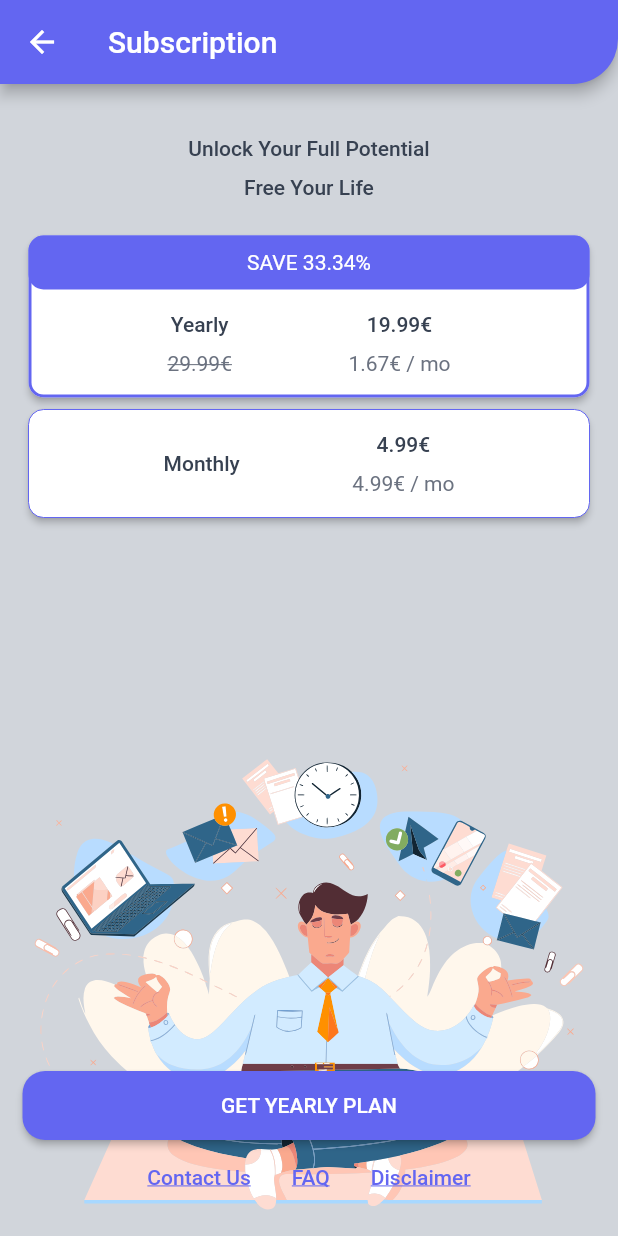
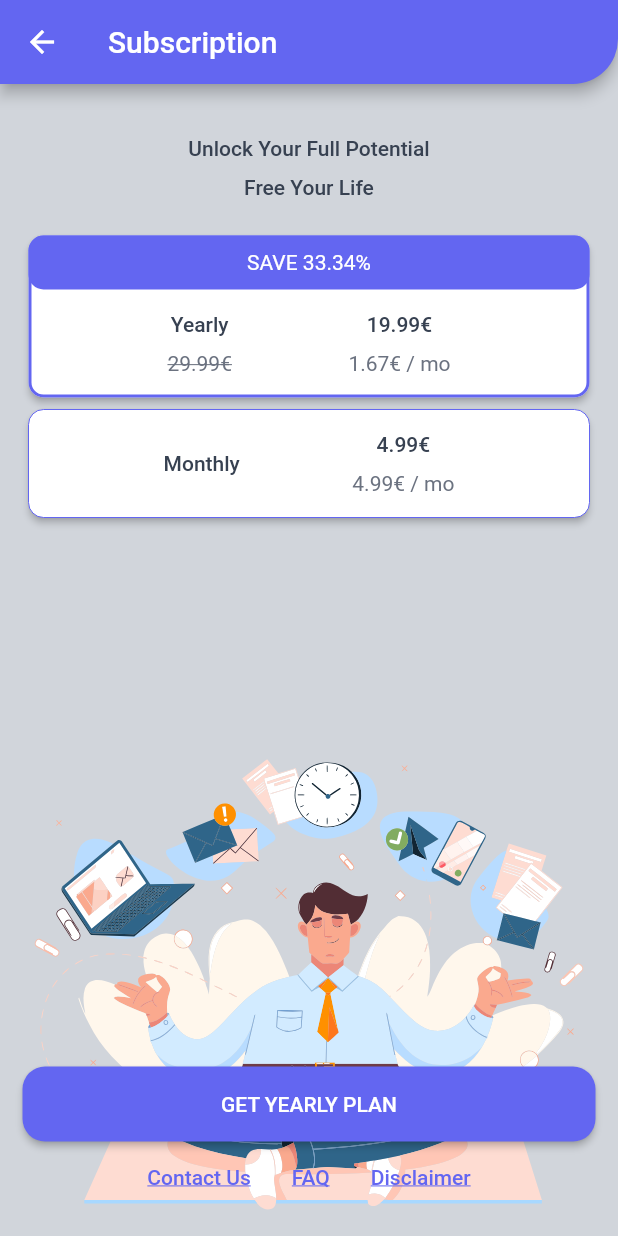
Before and after one commit to gilz688/test_task, a Flutter app: the screen it shows after launch, on a phone screen of 412 x 824 dp. Run offline on Flutter 3.47's test engine with Material 2 defaults, Android fonts, the phone set to English and light mode, and no system bars; our stand-ins replace easy_localization, flutter_svg; missing offline and left inert: flutter_displaymode.

Commit message:
implemented localization in german

```diff
--- a/lib/model/repository/static_subscription_plan_repo.dart
+++ b/lib/model/repository/static_subscription_plan_repo.dart
@@ -5,8 +5,8 @@
   @override
   Future<List<SubscriptionPlan>> fetchSubscriptionPlans() async {
     return [
-      SubscriptionPlan("Yearly", 19.99, 12, 29.99),
-      SubscriptionPlan("Monthly", 4.99, 1),
+      SubscriptionPlan("yearly", 19.99, 12, 29.99),
+      SubscriptionPlan("monthly", 4.99, 1),
     ];
   }
 }
--- a/lib/view/config/theme.dart
+++ b/lib/view/config/theme.dart
@@ -85,6 +85,13 @@
         color: textSwatch.shade500,
       ),
     ),
+    elevatedButtonTheme: ElevatedButtonThemeData(
+        style: ElevatedButton.styleFrom(
+      minimumSize: const Size(double.infinity, 50),
+      shape: RoundedRectangleBorder(
+        borderRadius: BorderRadius.circular(15.0),
+      ),
+    )),
   );
 
   static final darkTheme = lightTheme.copyWith(
--- a/lib/view/screens/subscription_screen.dart
+++ b/lib/view/screens/subscription_screen.dart
@@ -3,10 +3,10 @@
 import 'package:flutter/material.dart';
 import 'package:flutter_svg/flutter_svg.dart';
 import 'package:test_task/view/widgets/base_container.dart';
+import 'package:test_task/view/widgets/hyperlink.dart';
 import 'package:test_task/view/widgets/plan_widget.dart';
 import 'package:provider/provider.dart';
 import 'package:test_task/view_model/subscription_view_model.dart';
-import 'package:url_launcher/url_launcher.dart';
 
 class SubscriptionScreen extends StatefulWidget {
   const SubscriptionScreen({Key? key, required this.title}) : super(key: key);
@@ -51,10 +51,6 @@
     var selectedItem = provider.plan;
     var list = provider.plans;
     list ??= [];
-    var subscribeLabel = (selectedItem != null)
-        ? "GET ${selectedItem.name.toUpperCase()} PLAN"
-        : "GET PLAN";
-    VoidCallback? subscribeAction = (selectedItem != null) ? () {} : null;
 
     return BaseContainer(
       title: tr('subscription_screen_title'),
@@ -84,6 +80,7 @@
               style: Theme.of(context).textTheme.bodyText1,
             ),
             const SizedBox(height: 20),
+
             // List of Available Subscription Plans
             Expanded(
                 child: ListView.builder(
@@ -107,21 +104,14 @@
                 );
               },
             )),
+
             // Subscribe Button
-            SizedBox(
-              width: double.infinity,
-              child: ElevatedButton(
-                  onPressed: subscribeAction,
-                  child: Padding(
-                    padding: const EdgeInsets.all(15.0),
-                    child: Text(subscribeLabel),
-                  ),
-                  style: ElevatedButton.styleFrom(
-                    shape: RoundedRectangleBorder(
-                      borderRadius: BorderRadius.circular(15.0),
-                    ),
-                  )),
-            ),
+            ElevatedButton(
+                onPressed: (selectedItem != null) ? () {} : null,
+                child: Text((selectedItem != null)
+                    ? tr('subscribe_btn_label',
+                        args: [tr(selectedItem.name + '_plan')]).toUpperCase()
+                    : tr('subscribe_btn_label', args: ["Plan"]).toUpperCase())),
             // Links Section
             const _Footer(),
           ],
@@ -137,13 +127,6 @@
       'https://help.twitter.com/en/resources/new-user-faq';
   static const String disclaimerUrl = 'https://twitter.com/en/tos';
 
-  static const TextStyle linkTextStyle =
-      TextStyle(decoration: TextDecoration.underline);
-
-  void _launchURL(url) async {
-    if (!await launch(url)) throw 'Could not launch $url';
-  }
-
   const _Footer({Key? key}) : super(key: key);
 
   @override
@@ -151,21 +134,9 @@
     return Row(
       mainAxisAlignment: MainAxisAlignment.center,
       children: [
-        TextButton(
-            onPressed: () {
-              _launchURL(contactUrl);
-            },
-            child: Text(tr('contact_btn_label'), style: linkTextStyle)),
-        TextButton(
-            onPressed: () {
-              _launchURL(faqUrl);
-            },
-            child: Text(tr('faq_btn_label'), style: linkTextStyle)),
-        TextButton(
-            onPressed: () {
-              _launchURL(disclaimerUrl);
-            },
-            child: Text(tr('disclaimer_btn_label'), style: linkTextStyle)),
+        Hyperlink(url: contactUrl, label: tr('contact_btn_label')),
+        Hyperlink(url: faqUrl, label: tr('faq_btn_label')),
+        Hyperlink(url: disclaimerUrl, label: tr('disclaimer_btn_label')),
       ],
     );
   }
--- /dev/null
+++ b/lib/view/widgets/hyperlink.dart
@@ -0,0 +1,27 @@
+import 'package:flutter/material.dart';
+import 'package:url_launcher/url_launcher.dart';
+
+class Hyperlink extends StatelessWidget {
+  final String label;
+  final String url;
+
+  const Hyperlink({Key? key, required this.label, required this.url})
+      : super(key: key);
+
+  void _launchURL(url) async {
+    if (!await launch(url)) throw 'Could not open $url';
+  }
+
+  @override
+  Widget build(BuildContext context) {
+    return TextButton(
+      onPressed: () {
+        _launchURL(url);
+      },
+      child: Text(
+        label,
+        style: const TextStyle(decoration: TextDecoration.underline),
+      ),
+    );
+  }
+}
--- a/lib/view/widgets/plan_widget.dart
+++ b/lib/view/widgets/plan_widget.dart
@@ -1,3 +1,4 @@
+import 'package:easy_localization/easy_localization.dart';
 import 'package:flutter/material.dart';
 import 'package:test_task/view/config/theme.dart';
 
@@ -44,7 +45,10 @@
                         borderRadius: BorderRadius.all(Radius.circular(10.0))),
                     child: Padding(
                       padding: const EdgeInsets.all(10.0),
-                      child: Text("SAVE ${percentSavings.toStringAsFixed(2)}%",
+                      child: Text(
+                          tr('plan_header',
+                                  args: [percentSavings.toStringAsFixed(2)])
+                              .toUpperCase(),
                           style: TextStyle(
                               color: Theme.of(context).bottomAppBarColor)),
                     ),
@@ -56,7 +60,8 @@
                   mainAxisAlignment: MainAxisAlignment.spaceEvenly,
                   children: [
                     Column(children: [
-                      Text(name, style: Theme.of(context).textTheme.bodyText1),
+                      Text(tr(name),
+                          style: Theme.of(context).textTheme.bodyText1),
                       (oldRate != null)
                           ? const SizedBox(height: 10)
                           : const SizedBox.shrink(),
@@ -70,7 +75,8 @@
                       Text("${rate.toStringAsFixed(2)}€",
                           style: Theme.of(context).textTheme.bodyText1),
                       const SizedBox(height: 10),
-                      Text('${(monthlyRate).toStringAsFixed(2)}€ / mo'),
+                      Text(tr('monthly_rate',
+                          args: ["${(monthlyRate).toStringAsFixed(2)}€"])),
                     ]),
                   ]),
             ),
```
Also changed, not shown: assets/translations/de.json (+9 -1 lines), assets/translations/en.json (+9 -1 lines), 29 other files.
